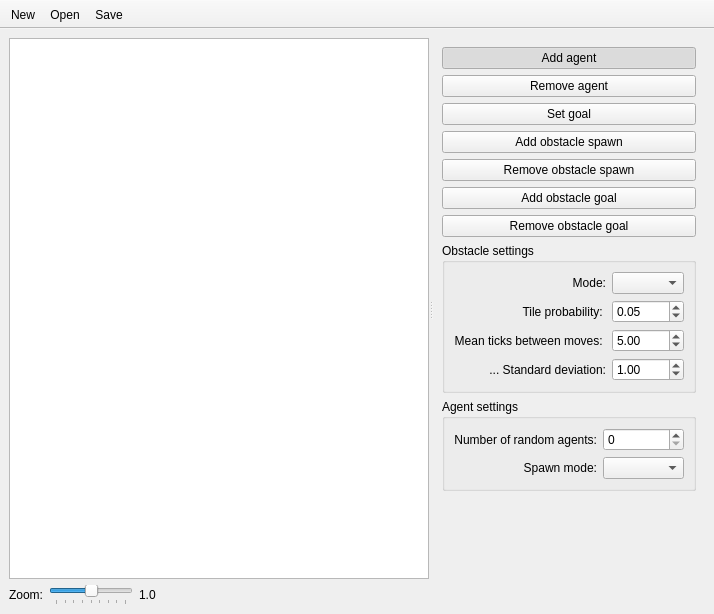
Old version of the form diplomka/gui/edit.ui in the repository Oxyd/master-thesis.
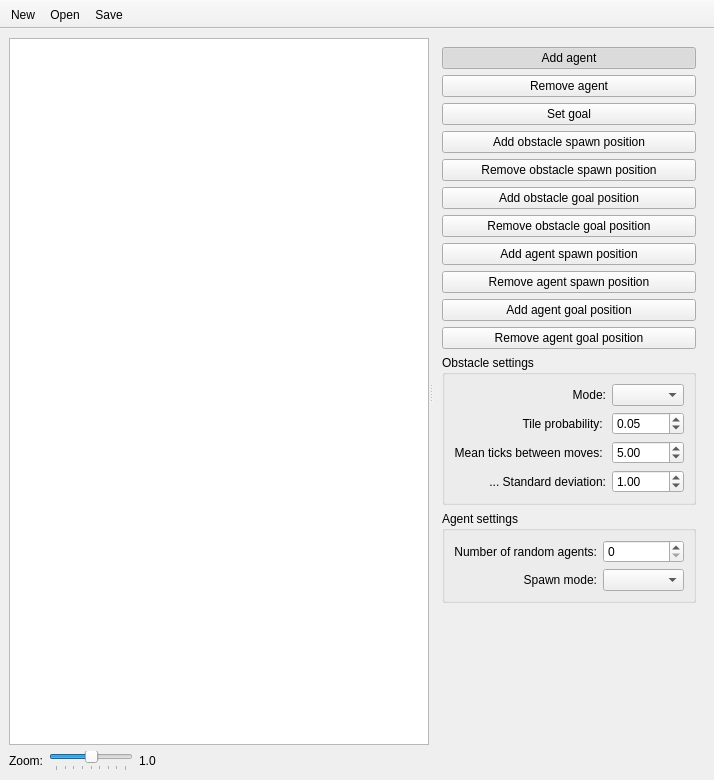
New version of the form. Custom widgets are drawn as their Qt base class.

Commit message: Allow specifying random agents possible spawn and goal positions

What changed in the file:
```diff
--- a/diplomka/gui/edit.ui
+++ b/diplomka/gui/edit.ui
@@ -7,7 +7,7 @@
     <x>0</x>
     <y>0</y>
     <width>714</width>
-    <height>614</height>
+    <height>780</height>
    </rect>
   </property>
   <property name="windowTitle">
@@ -81,7 +81,7 @@
         <item>
          <widget class="QPushButton" name="add_obstacle_spawn_button">
           <property name="text">
-           <string>Add obstacle spawn</string>
+           <string>Add obstacle spawn position</string>
           </property>
           <property name="checkable">
            <bool>true</bool>
@@ -94,7 +94,7 @@
         <item>
          <widget class="QPushButton" name="remove_obstacle_spawn_button">
           <property name="text">
-           <string>Remove obstacle spawn</string>
+           <string>Remove obstacle spawn position</string>
           </property>
           <property name="checkable">
            <bool>true</bool>
@@ -107,7 +107,7 @@
         <item>
          <widget class="QPushButton" name="add_obstacle_goal_button">
           <property name="text">
-           <string>Add obstacle goal</string>
+           <string>Add obstacle goal position</string>
           </property>
           <property name="checkable">
            <bool>true</bool>
@@ -120,7 +120,59 @@
         <item>
          <widget class="QPushButton" name="remove_obstacle_goal_button">
           <property name="text">
-           <string>Remove obstacle goal</string>
+           <string>Remove obstacle goal position</string>
+          </property>
+          <property name="checkable">
+           <bool>true</bool>
+          </property>
+          <property name="autoExclusive">
+           <bool>true</bool>
+          </property>
+         </widget>
+        </item>
+        <item>
+         <widget class="QPushButton" name="add_agent_spawn_button">
+          <property name="text">
+           <string>Add agent spawn position</string>
+          </property>
+          <property name="checkable">
+           <bool>true</bool>
+          </property>
+          <property name="autoExclusive">
+           <bool>true</bool>
+          </property>
+         </widget>
+        </item>
+        <item>
+         <widget class="QPushButton" name="remove_agent_spawn_button">
+          <property name="text">
+           <string>Remove agent spawn position</string>
+          </property>
+          <property name="checkable">
+           <bool>true</bool>
+          </property>
+          <property name="autoExclusive">
+           <bool>true</bool>
+          </property>
+         </widget>
+        </item>
+        <item>
+         <widget class="QPushButton" name="add_agent_goal_button">
+          <property name="text">
+           <string>Add agent goal position</string>
+          </property>
+          <property name="checkable">
+           <bool>true</bool>
+          </property>
+          <property name="autoExclusive">
+           <bool>true</bool>
+          </property>
+         </widget>
+        </item>
+        <item>
+         <widget class="QPushButton" name="remove_agent_goal_button">
+          <property name="text">
+           <string>Remove agent goal position</string>
           </property>
           <property name="checkable">
            <bool>true</bool>
```
The commit also changes 4 other files.
